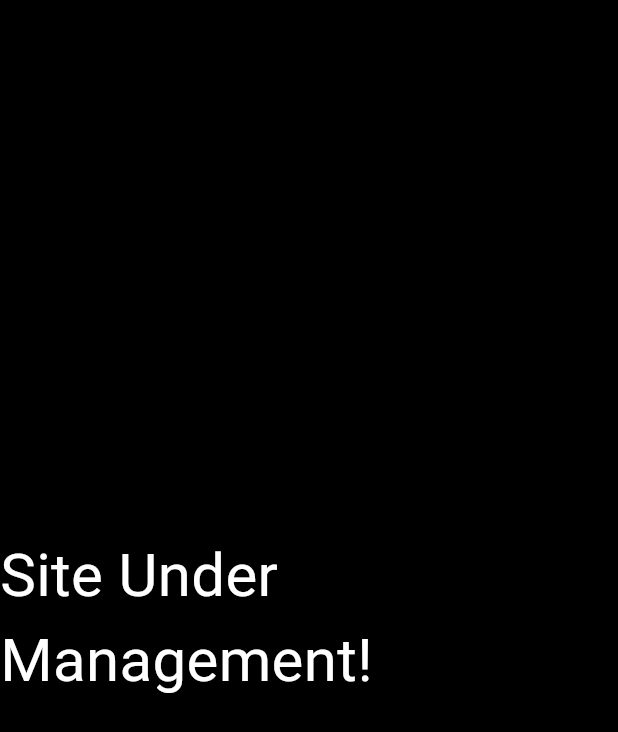
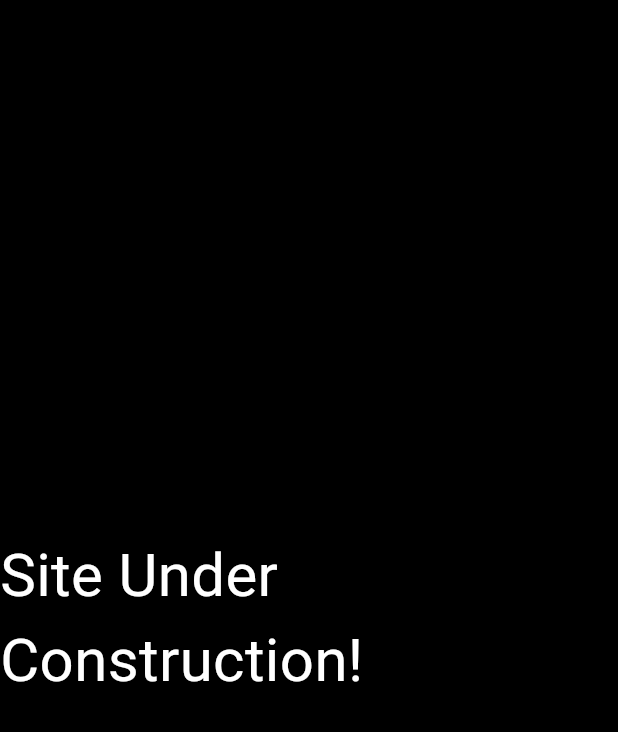
Before and after one commit to SpiderTechStudios/PocketMoney, a Flutter app: the screen it shows after launch, on a phone screen of 412 x 824 dp. Shown: the top 732 px of the screen. Run offline on Flutter 3.47's test engine with Material 3 defaults, Android fonts, the phone set to English and light mode, and no system bars.

```diff
--- a/lib/presentation/screens/home.dart
+++ b/lib/presentation/screens/home.dart
@@ -7,7 +7,7 @@ class HomeScreen extends StatelessWidget {
   Widget build(BuildContext context) {
     return const Scaffold(
       backgroundColor: Colors.black,
-      body: Center(child: Text('Site Under Management!', style: TextStyle(
+      body: Center(child: Text('Site Under Construction!', style: TextStyle(
         color : Colors.white,
         fontSize: 40
       ),)));
```
Also changed, not shown: 4 other files.
